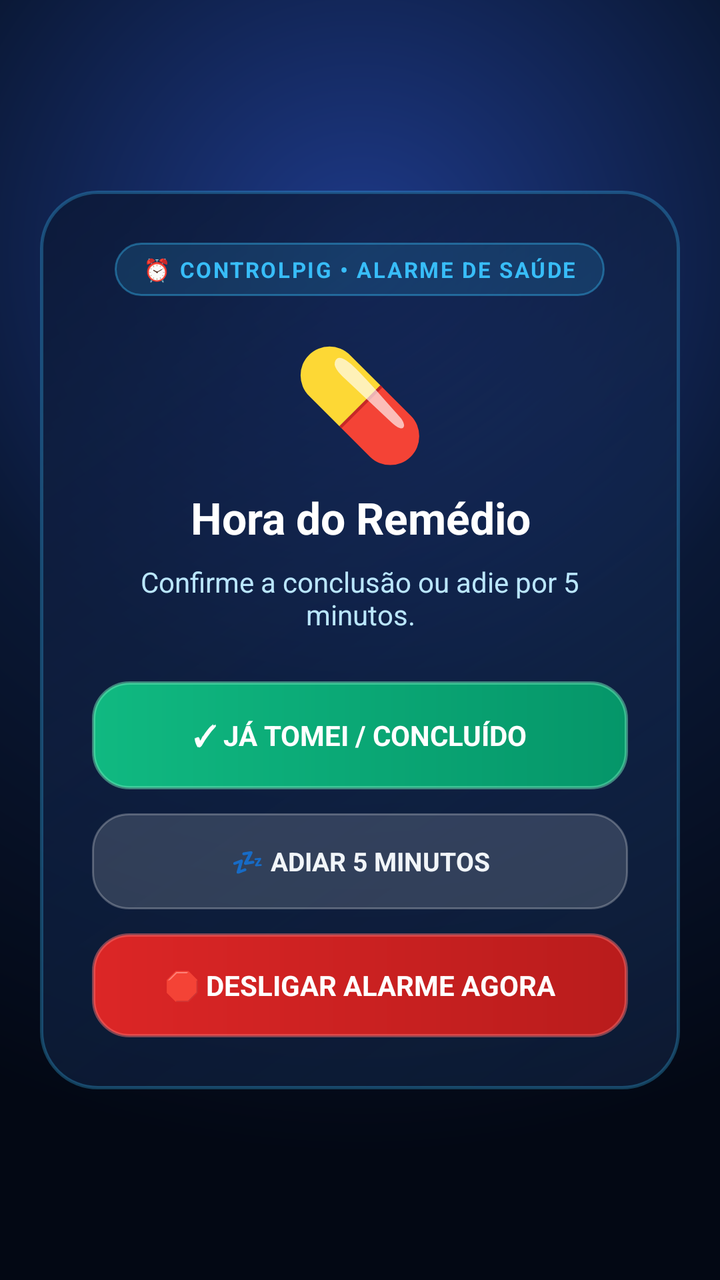
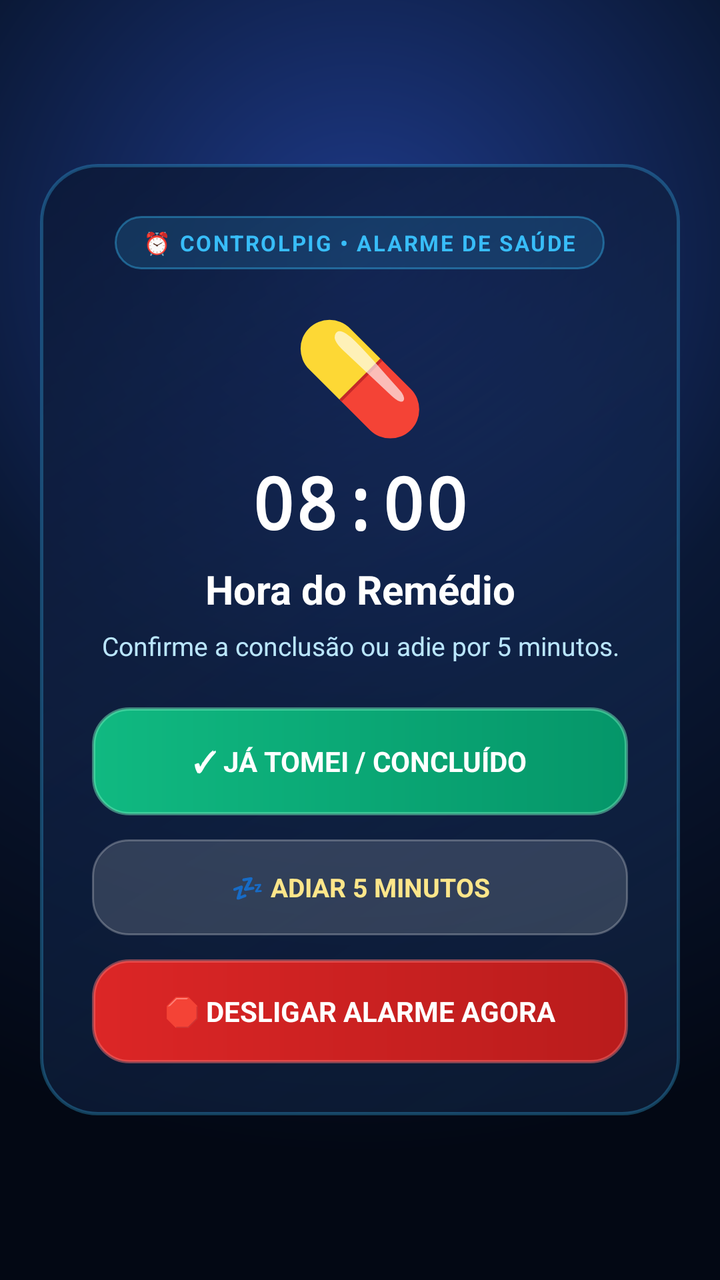

Before-and-after screenshots of an Android layout around one commit, followed by the original layout XML and the change that was made.
<!-- AndroidManifest.xml: activity theme android:Theme.Light.NoTitleBar -->
<!-- res/layout/activity_alarm_alert.xml -->
<?xml version="1.0" encoding="utf-8"?>
<RelativeLayout xmlns:android="http://schemas.android.com/apk/res/android"
    android:layout_width="match_parent"
    android:layout_height="match_parent"
    android:background="@drawable/bg_alarm_activity_gradient"
    android:padding="20dp"
    android:gravity="center">

    
    <LinearLayout
        android:layout_width="match_parent"
        android:layout_height="wrap_content"
        android:orientation="vertical"
        android:background="@drawable/bg_liquid_glass_card"
        android:padding="26dp"
        android:gravity="center_horizontal"
        android:elevation="16dp">

        
        <TextView
            android:id="@+id/tv_alarm_badge"
            android:layout_width="wrap_content"
            android:layout_height="wrap_content"
            android:background="@drawable/bg_alarm_badge"
            android:text="⏰ CONTROLPIG • ALARME DE SAÚDE"
            android:textSize="11sp"
            android:textStyle="bold"
            android:textColor="#38BDF8"
            android:letterSpacing="0.08"
            android:paddingStart="14dp"
            android:paddingEnd="14dp"
            android:paddingTop="6dp"
            android:paddingBottom="6dp"
            android:layout_marginBottom="16dp" />

        
        <TextView
            android:id="@+id/tv_alarm_icon"
            android:layout_width="wrap_content"
            android:layout_height="wrap_content"
            android:text="💊"
            android:textSize="54sp"
            android:gravity="center"
            android:layout_marginBottom="8dp" />

        
        <TextView
            android:id="@+id/tv_alarm_title"
            android:layout_width="wrap_content"
            android:layout_height="wrap_content"
            android:text="Hora do Remédio"
            android:textSize="22sp"
            android:textStyle="bold"
            android:textColor="#FFFFFF"
            android:gravity="center" />

        
        <TextView
            android:id="@+id/tv_alarm_body"
            android:layout_width="wrap_content"
            android:layout_height="wrap_content"
            android:text="Confirme a conclusão ou adie por 5 minutos."
            android:textSize="14sp"
            android:textColor="#BAE6FD"
            android:gravity="center"
            android:layout_marginTop="8dp"
            android:layout_marginBottom="24dp" />

        
        <Button
            android:id="@+id/btn_alarm_taken"
            android:layout_width="match_parent"
            android:layout_height="54dp"
            android:text="✓ JÁ TOMEI / CONCLUÍDO"
            android:textSize="14sp"
            android:textStyle="bold"
            android:textColor="#FFFFFF"
            android:background="@drawable/bg_btn_taken_liquid"
            android:stateListAnimator="@null"
            android:layout_marginBottom="12dp" />

        
        <Button
            android:id="@+id/btn_alarm_snooze"
            android:layout_width="match_parent"
            android:layout_height="48dp"
            android:text="💤 ADIAR 5 MINUTOS"
            android:textSize="13sp"
            android:textStyle="bold"
            android:textColor="#F1F5F9"
            android:background="@drawable/bg_btn_snooze_liquid"
            android:stateListAnimator="@null"
            android:layout_marginBottom="12dp" />

        
        <Button
            android:id="@+id/btn_alarm_dismiss"
            android:layout_width="match_parent"
            android:layout_height="52dp"
            android:text="🛑 DESLIGAR ALARME AGORA"
            android:textSize="14sp"
            android:textStyle="bold"
            android:textColor="#FFFFFF"
            android:background="@drawable/bg_btn_dismiss_liquid"
            android:stateListAnimator="@null" />

    </LinearLayout>
</RelativeLayout>
<!-- resources referenced by this layout -->
<resources>
  <!-- drawable bg_alarm_activity_gradient (drawable) -->
  <?xml version="1.0" encoding="utf-8"?>
  <shape xmlns:android="http://schemas.android.com/apk/res/android"
      android:shape="rectangle">
      <gradient
          android:type="radial"
          android:gradientRadius="450dp"
          android:centerX="0.5"
          android:centerY="0.2"
          android:startColor="#1E3A8A"
          android:centerColor="#0A1835"
          android:endColor="#030814" />
  </shape>
  <!-- drawable bg_alarm_badge (drawable) -->
  <?xml version="1.0" encoding="utf-8"?>
  <shape xmlns:android="http://schemas.android.com/apk/res/android"
      android:shape="rectangle">
      <corners android:radius="50dp" />
      <solid android:color="#2638BDF8" />
      <stroke
          android:width="1dp"
          android:color="#6638BDF8" />
  </shape>
  <!-- drawable bg_btn_dismiss_liquid (drawable) -->
  <?xml version="1.0" encoding="utf-8"?>
  <shape xmlns:android="http://schemas.android.com/apk/res/android"
      android:shape="rectangle">
      <corners android:radius="18dp" />
      <gradient
          android:type="linear"
          android:angle="0"
          android:startColor="#DC2626"
          android:endColor="#B91C1C" />
      <stroke
          android:width="1.5dp"
          android:color="#80F87171" />
  </shape>
  <!-- drawable bg_btn_snooze_liquid (drawable) -->
  <?xml version="1.0" encoding="utf-8"?>
  <shape xmlns:android="http://schemas.android.com/apk/res/android"
      android:shape="rectangle">
      <corners android:radius="18dp" />
      <solid android:color="#26FFFFFF" />
      <stroke
          android:width="1dp"
          android:color="#40FFFFFF" />
  </shape>
  <!-- drawable bg_btn_taken_liquid (drawable) -->
  <?xml version="1.0" encoding="utf-8"?>
  <shape xmlns:android="http://schemas.android.com/apk/res/android"
      android:shape="rectangle">
      <corners android:radius="18dp" />
      <gradient
          android:type="linear"
          android:angle="0"
          android:startColor="#10B981"
          android:endColor="#059669" />
      <stroke
          android:width="1.5dp"
          android:color="#806EE7B7" />
  </shape>
  <!-- drawable bg_liquid_glass_card (drawable) -->
  <?xml version="1.0" encoding="utf-8"?>
  <shape xmlns:android="http://schemas.android.com/apk/res/android"
      android:shape="rectangle">
      <corners android:radius="28dp" />
      <gradient
          android:type="linear"
          android:angle="135"
          android:startColor="#332D5A9E"
          android:endColor="#E60B1938" />
      <stroke
          android:width="1.5dp"
          android:color="#4D38BDF8" />
  </shape>
</resources>

<!-- the commit's change to res/layout/activity_alarm_alert.xml (unified diff, before → after) -->
@@ -41,7 +41,20 @@
             android:text="💊"
             android:textSize="54sp"
             android:gravity="center"
-            android:layout_marginBottom="8dp" />
+            android:layout_marginBottom="4dp" />
+
+        
+        <TextView
+            android:id="@+id/tv_alarm_time"
+            android:layout_width="wrap_content"
+            android:layout_height="wrap_content"
+            android:text="08:00"
+            android:textSize="36sp"
+            android:textStyle="bold"
+            android:fontFamily="monospace"
+            android:textColor="#FFFFFF"
+            android:gravity="center"
+            android:layout_marginBottom="6dp" />
 
         
         <TextView
@@ -49,7 +62,7 @@
             android:layout_width="wrap_content"
             android:layout_height="wrap_content"
             android:text="Hora do Remédio"
-            android:textSize="22sp"
+            android:textSize="20sp"
             android:textStyle="bold"
             android:textColor="#FFFFFF"
             android:gravity="center" />
@@ -60,11 +73,11 @@
             android:layout_width="wrap_content"
             android:layout_height="wrap_content"
             android:text="Confirme a conclusão ou adie por 5 minutos."
-            android:textSize="14sp"
+            android:textSize="13sp"
             android:textColor="#BAE6FD"
             android:gravity="center"
-            android:layout_marginTop="8dp"
-            android:layout_marginBottom="24dp" />
+            android:layout_marginTop="6dp"
+            android:layout_marginBottom="22dp" />
 
         
         <Button
@@ -87,7 +100,7 @@
             android:text="💤 ADIAR 5 MINUTOS"
             android:textSize="13sp"
             android:textStyle="bold"
-            android:textColor="#F1F5F9"
+            android:textColor="#FDE68A"
             android:background="@drawable/bg_btn_snooze_liquid"
             android:stateListAnimator="@null"
             android:layout_marginBottom="12dp" />
